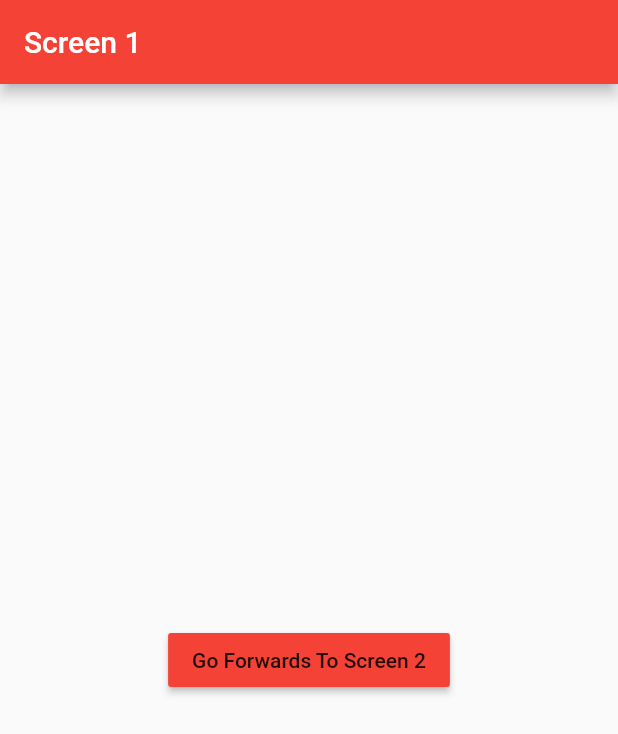
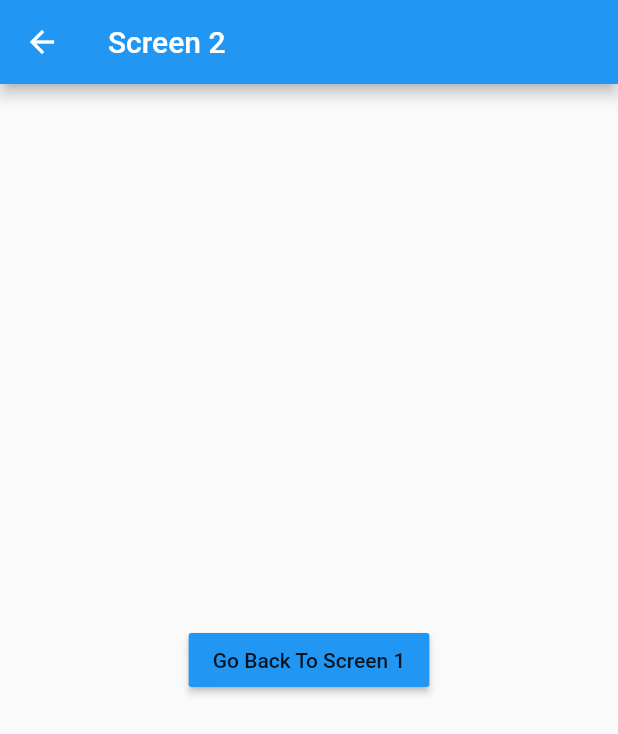
Before and after one commit to abdullahwale/screen_navigation_rout, a Flutter app: the screen it shows after launch, after a tap on "Go Forwards To Screen 2", on a phone screen of 412 x 824 dp. Shown: the top 734 px of the screen. Run offline on Flutter 3.47's test engine with Material 2 defaults, Android fonts, the phone set to English and light mode, and no system bars.

```diff
--- a/lib/screen1.dart
+++ b/lib/screen1.dart
@@ -1,4 +1,5 @@
 import 'package:flutter/material.dart';
+import 'package:screen_navigation_rout/screen2.dart';
 
 class Screen1 extends StatelessWidget {
   @override
@@ -12,7 +13,16 @@ class Screen1 extends StatelessWidget {
         child: RaisedButton(
           color: Colors.red,
           child: Text('Go Forwards To Screen 2'),
-          onPressed: () {},
+          onPressed: () {
+            Navigator.push(
+              context,
+              MaterialPageRoute(
+                builder: (context) {
+                  return Screen2();
+                },
+              ),
+            );
+          },
         ),
       ),
     );
```
